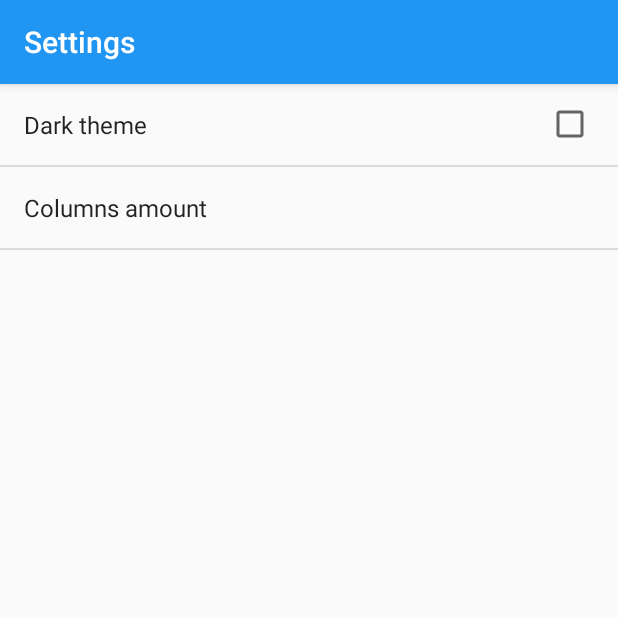
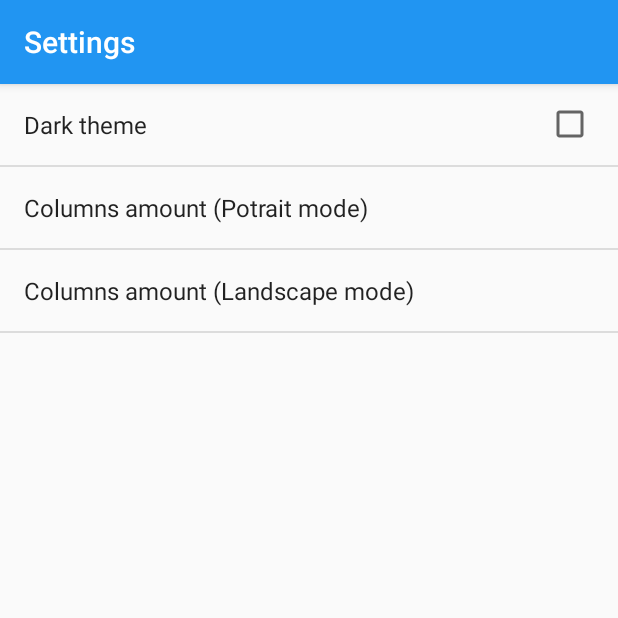
Before and after one commit to migdiluca/SmartHome, an Android app: the screen it shows after launch (SettingsActivity), in the options menu, after a tap on "Settings", on a phone screen of 412 x 824 dp, the top half of it. Run offline under Robolectric (Android 15) with nearby library versions, the phone set to English and light mode, and no system bars; our stand-ins replace Volley; libraries missing offline, so code that uses them is left out: android.support.v7; network calls fail.

Commit message:
Ahi va la cagada

```diff
--- a/app/src/main/AndroidManifest.xml
+++ b/app/src/main/AndroidManifest.xml
@@ -14,7 +14,6 @@
         android:theme="@style/AppThemeLight">
         <activity
             android:name=".Home"
-            android:configChanges="screenLayout|orientation|screenSize"
             android:label="@string/app_name">
             <intent-filter>
                 <action android:name="android.intent.action.MAIN" />
@@ -22,7 +21,10 @@
                 <category android:name="android.intent.category.LAUNCHER" />
             </intent-filter>
         </activity>
-        <activity android:name=".Devices" android:configChanges="screenLayout|orientation|screenSize"></activity>
+        <activity
+            android:name=".Devices"
+            android:configChanges="screenLayout|orientation|screenSize">
+        </activity>
 
         <activity
             android:name=".SettingsActivity"
--- a/app/src/main/java/com/smartdesigns/smarthomehci/Devices.java
+++ b/app/src/main/java/com/smartdesigns/smarthomehci/Devices.java
@@ -34,7 +34,7 @@ public class Devices extends AppCompatActivity {
     RadioButton down = (RadioButton) findViewById(R.id.DownBut);
 
 
-    Button lampColorPicker = (Button) findViewById(R.id.ColorPicker);
+    Button lampColorPicker = (Button) findViewById(R.id.ColorPickerView);
 
     @Override
     protected void onCreate(Bundle savedInstanceState) {
--- a/app/src/main/java/com/smartdesigns/smarthomehci/DevicesFragment.java
+++ b/app/src/main/java/com/smartdesigns/smarthomehci/DevicesFragment.java
@@ -3,6 +3,7 @@ package com.smartdesigns.smarthomehci;
 import android.annotation.SuppressLint;
 import android.content.Context;
 import android.content.SharedPreferences;
+import android.content.res.Configuration;
 import android.graphics.Color;
 import android.graphics.drawable.ColorDrawable;
 import android.net.Uri;
@@ -42,7 +43,7 @@ public class DevicesFragment extends Fragment {
 
     private Room room = null;
     private Routine routine = null;
-    Response.Listener<List<Device>> devicesList;
+    private List<Device> devicesList = new ArrayList<>();
 
     private OnFragmentInteractionListener mListener;
     RecyclerView devicesRecycler;
@@ -67,21 +68,20 @@ public class DevicesFragment extends Fragment {
         return fragment;
     }
 
-    private void addCards(Response.Listener<List<Device>> devicesList) {
+    private int getColumns() {
+        SharedPreferences preferences = PreferenceManager.getDefaultSharedPreferences(getContext());
+        if(getResources().getConfiguration().orientation == Configuration.ORIENTATION_PORTRAIT) {
+            RecyclerViewAdapter.setColumns(preferences.getString("columns_amount_potrait","2").charAt(0) - '0');
+        }
+        else {
+            RecyclerViewAdapter.setColumns(preferences.getString("columns_amount_landscape","5").charAt(0) - '0');
+        }
+        return RecyclerViewAdapter.getColumns();
+    }
 
-        List devicesListAux = new ArrayList();
-        devicesList.onResponse(devicesListAux);
-        devicesListAux.add(new Device("25", "ESTE ES UN DISPOSITIVO", Integer.toString(R.drawable.blind)));
-        devicesListAux.add(new Device("25", "ESTE ES UN DISPOSITIVO", Integer.toString(R.drawable.blind)));
-        devicesListAux.add(new Device("25", "ESTE ES UN DISPOSITIVO", Integer.toString(R.drawable.blind)));
-        devicesListAux.add(new Device("25", "ESTE ES UN DISPOSITIVO", Integer.toString(R.drawable.blind)));
-        devicesListAux.add(new Device("25", "ESTE ES UN DISPOSITIVO", Integer.toString(R.drawable.blind)));
-
-        RecyclerViewAdapter devicesRecyclerAdapter = new RecyclerViewAdapter(this.getContext(), devicesListAux);
-        SharedPreferences preferences = PreferenceManager.getDefaultSharedPreferences(getContext());
-        int columns = preferences.getString("columns_amount","2").charAt(0) - '0';
-        devicesRecyclerAdapter.setColumns(columns);
-        devicesRecycler.setLayoutManager(new GridLayoutManager(this.getContext(), columns));
+    private void addCards() {
+        RecyclerViewAdapter devicesRecyclerAdapter = new RecyclerViewAdapter(this.getContext(), devicesList);
+        devicesRecycler.setLayoutManager(new GridLayoutManager(this.getContext(), getColumns()));
         devicesRecycler.setAdapter(devicesRecyclerAdapter);
     }
 
@@ -103,6 +103,8 @@ public class DevicesFragment extends Fragment {
     public View onCreateView(LayoutInflater inflater, ViewGroup container, Bundle savedInstanceState) {
         View view = inflater.inflate(R.layout.fragment_devices, container, false);
         setBackgroundColor(view);
+
+        Home.getInstance().getSupportActionBar().setHomeButtonEnabled(true);
 
         if (room != null)
             getActivity().setTitle(room.getName());
@@ -127,18 +129,20 @@ public class DevicesFragment extends Fragment {
 
         Context appContext = getContext();
         ApiConnection api = ApiConnection.getInstance(appContext);
-        devicesList = new Response.Listener<List<Device>>() {
-            @Override
-            public void onResponse(List<Device> response) {
 
-            }
-        };
         if (Home.getInstance().getCurrentMode() == 0)
-            api.getRoomDevices(room, devicesList, null);
+            api.getRoomDevices(room, new Response.Listener<List<Device>>() {
+                @Override
+                public void onResponse(List<Device> response) {
+                    devicesList.removeAll(devicesList);
+                    devicesList.addAll(response);
+                    addCards();
+                }
+            }, null);
         else if (Home.getInstance().getCurrentMode() == 1) {
+        //getRoutineDevices();
         }
-        //getRoutineDevices();
-        addCards(devicesList);
+
         return view;
     }
 
@@ -193,7 +197,7 @@ public class DevicesFragment extends Fragment {
         else
             getActivity().setTitle(routine.getName());
         setBackgroundColor(getView());
-        addCards(devicesList);
+        addCards();
     }
 
 
--- a/app/src/main/java/com/smartdesigns/smarthomehci/Home.java
+++ b/app/src/main/java/com/smartdesigns/smarthomehci/Home.java
@@ -1,7 +1,10 @@
 package com.smartdesigns.smarthomehci;
 
+import android.app.Activity;
 import android.content.Intent;
+import android.content.res.Configuration;
 import android.graphics.Color;
+import android.graphics.drawable.Drawable;
 import android.net.Uri;
 import android.os.Bundle;
 import android.support.annotation.NonNull;
@@ -11,13 +14,19 @@ import android.support.design.widget.BottomNavigationView;
 import android.support.v4.app.Fragment;
 import android.support.v4.app.FragmentTransaction;
 import android.support.v7.app.AppCompatActivity;
+import android.support.v7.view.menu.MenuItemImpl;
 import android.support.v7.widget.SearchView;
 import android.util.Log;
+import android.view.ActionProvider;
+import android.view.ContextMenu;
 import android.view.Menu;
 import android.view.MenuItem;
+import android.view.SubMenu;
+import android.view.View;
 import android.widget.FrameLayout;
 
 import com.smartdesigns.smarthomehci.Utils.OnFragmentInteractionListener;
+import com.smartdesigns.smarthomehci.Utils.RecyclerViewAdapter;
 
 import java.util.Stack;
 
@@ -27,15 +36,14 @@ public class Home extends AppCompatActivity implements OnFragmentInteractionList
     private FrameLayout mMainFrame;
 
 
-    private Stack<Fragment> bottomStacks[] = new Stack[5];
+    private static Stack<Fragment> bottomStacks[] = new Stack[5];
 
-    private int currentMode = 0;
+    private static int currentMode = 0;
     static private Home homeInstance = null;
 
     public static Home getInstance() {
         return homeInstance;
     }
-
 
     private BottomNavigationView.OnNavigationItemSelectedListener mOnNavigationItemSelectedListener
             = new BottomNavigationView.OnNavigationItemSelectedListener() {
@@ -85,11 +93,12 @@ public class Home extends AppCompatActivity implements OnFragmentInteractionList
 
     @Override
     protected void onCreate(Bundle savedInstanceState) {
+
         super.onCreate(savedInstanceState);
         setContentView(R.layout.activity_home);
         if( getIntent().getBooleanExtra("Exit me", false)){
             finish();
-            return; // add this to prevent from doing unnecessary stuffs
+            return;
         }
         homeInstance = this;
 
@@ -103,12 +112,34 @@ public class Home extends AppCompatActivity implements OnFragmentInteractionList
         RoomFragment roomFragment = new RoomFragment();
         RoutinesFragment routinesFragment = new RoutinesFragment();
 
-        for(int i = 0; i<5; i++) {
-            bottomStacks[i] = new Stack<>();
+        if(getResources().getConfiguration().orientation == Configuration.ORIENTATION_PORTRAIT) {
+            RecyclerViewAdapter.setColumns(3);
+        }
+        else {
+            RecyclerViewAdapter.setColumns(5);
         }
 
-        bottomStacks[1].push(routinesFragment);
-        setFragment(roomFragment);
+
+        if(bottomStacks[0] == null){
+            for(int i = 0; i<5; i++) {
+                bottomStacks[i] = new Stack<>();
+            }
+        }
+
+        if(!bottomStacks[currentMode].empty()) {
+            setFragment(bottomStacks[currentMode].peek());
+            return;
+        }
+        else if(currentMode == 0) {
+            setFragment(roomFragment);
+            bottomStacks[1].push(routinesFragment);
+            return;
+        }
+        else if (currentMode == 1) {
+            setFragment(routinesFragment);
+            bottomStacks[0].push(roomFragment);
+            return;
+        }
 
     }
 
--- a/app/src/main/java/com/smartdesigns/smarthomehci/RoomFragment.java
+++ b/app/src/main/java/com/smartdesigns/smarthomehci/RoomFragment.java
@@ -3,6 +3,7 @@ package com.smartdesigns.smarthomehci;
 import android.annotation.SuppressLint;
 import android.content.Context;
 import android.content.SharedPreferences;
+import android.content.res.Configuration;
 import android.content.res.Resources;
 import android.graphics.Color;
 import android.graphics.drawable.ColorDrawable;
@@ -20,6 +21,7 @@ import android.view.ViewGroup;
 import android.widget.FrameLayout;
 
 import com.android.volley.Response;
+import com.android.volley.VolleyError;
 import com.smartdesigns.smarthomehci.Utils.OnFragmentInteractionListener;
 import com.smartdesigns.smarthomehci.Utils.RecyclerViewAdapter;
 import com.smartdesigns.smarthomehci.backend.Room;
@@ -27,6 +29,10 @@ import com.smartdesigns.smarthomehci.repository.ApiConnection;
 
 import java.util.ArrayList;
 import java.util.List;
+import java.util.concurrent.locks.Lock;
+import java.util.concurrent.locks.ReentrantLock;
+
+import static java.lang.Thread.sleep;
 
 
 /**
@@ -38,7 +44,7 @@ import java.util.List;
  */
 public class RoomFragment extends Fragment {
 
-    Response.Listener<List<Room>> roomList;
+    private static List<Room> roomList = new ArrayList<>();
     private static Room currentRoom;
 
     private OnFragmentInteractionListener mListener;
@@ -56,21 +62,27 @@ public class RoomFragment extends Fragment {
         currentRoom = routine;
     }
 
-    private void addCards(Response.Listener<List<Room>> roomList) {
+    private int getColumns() {
+        SharedPreferences preferences = PreferenceManager.getDefaultSharedPreferences(getContext());
+        if(getResources().getConfiguration().orientation == Configuration.ORIENTATION_PORTRAIT) {
+            RecyclerViewAdapter.setColumns(preferences.getString("columns_amount_potrait","2").charAt(0) - '0');
+        }
+        else {
+            RecyclerViewAdapter.setColumns(preferences.getString("columns_amount_landscape","5").charAt(0) - '0');
+        }
+        return RecyclerViewAdapter.getColumns();
+    }
 
-        List roomListAux = new ArrayList();
-        roomList.onResponse(roomListAux);
-        roomListAux.add(new Room("25", "ES UN TEST", "0"));
-        roomListAux.add(new Room("25", "ES UN TEST", "0"));
-        roomListAux.add(new Room("25", "ES UN TEST", "0"));
-        roomListAux.add(new Room("25", "ES UN TEST", "0"));
-        roomListAux.add(new Room("25", "ES UN TEST", "0"));
+    private void addCards() {
+        roomList.add(new Room("25", "ES UN TEST", "0"));
+        roomList.add(new Room("25", "ES UN TEST", "0"));
+        roomList.add(new Room("25", "ES UN TEST", "0"));
+        roomList.add(new Room("25", "ES UN TEST", "0"));
+        roomList.add(new Room("25", "ES UN TEST", "0"));
 
-        RecyclerViewAdapter roomRecyclerAdapter = new RecyclerViewAdapter(this.getContext(), roomListAux);
-        SharedPreferences preferences = PreferenceManager.getDefaultSharedPreferences(getContext());
-        int columns = preferences.getString("columns_amount","2").charAt(0) - '0';
-        roomRecyclerAdapter.setColumns(columns);
-        roomRecycler.setLayoutManager(new GridLayoutManager(this.getContext(), columns));
+
+        RecyclerViewAdapter roomRecyclerAdapter = new RecyclerViewAdapter(this.getContext(), roomList);
+        roomRecycler.setLayoutManager(new GridLayoutManager(this.getContext(), getColumns()));
         roomRecycler.setAdapter(roomRecyclerAdapter);
     }
 
@@ -91,6 +103,7 @@ public class RoomFragment extends Fragment {
     @Override
     public void onCreate(Bundle savedInstanceState) {
         super.onCreate(savedInstanceState);
+
     }
 
     @SuppressLint("ResourceAsColor")
@@ -99,20 +112,28 @@ public class RoomFragment extends Fragment {
 
         View view = inflater.inflate(R.layout.fragment_room, container, false);
 
+        roomRecycler = view.findViewById(R.id.room_recyclerview);
+        getActivity().setTitle(R.string.title_rooms);
+
+        ApiConnection api = ApiConnection.getInstance(getContext());
+        Response.Listener<List<Room>> response = new Response.Listener<List<Room>>() {
+            @Override
+            public void onResponse(List<Room> response) {
+                for(Room room: response) {
+                    if(!roomList.contains(room))
+                        roomList.add(room);
+                    addCards();
+                }
+            }
+        };
+        api.getRooms(response, new Response.ErrorListener() {
+            @Override
+            public void onErrorResponse(VolleyError error) {
+
+            }
+        });
         setBackgroundColor(view);
 
-        roomRecycler = view.findViewById(R.id.room_recyclerview);
-        getActivity().setTitle(R.string.title_rooms);
-        Context appContext = getContext();
-        ApiConnection api = ApiConnection.getInstance(appContext);
-        roomList = new Response.Listener<List<Room>>() {
-            @Override
-            public void onResponse(List<Room> response) {
-
-            }
-        };
-        api.getRooms(roomList, null);
-        addCards(roomList);
         return view;
     }
 
@@ -128,7 +149,7 @@ public class RoomFragment extends Fragment {
     public void onResume() {
         super.onResume();
         setBackgroundColor(getView());
-        addCards(roomList);
+        addCards();
     }
 
     private void setBackgroundColor(View view) {
--- a/app/src/main/java/com/smartdesigns/smarthomehci/SettingsActivity.java
+++ b/app/src/main/java/com/smartdesigns/smarthomehci/SettingsActivity.java
@@ -49,8 +49,6 @@ public class SettingsActivity extends AppCompatActivity {
 
     public static class MainSettingsFragment extends PreferenceFragment {
 
-        public final static String SETTINGS_FILE_NAME = "SETTINGS_PREFERENCES";
-
             @Override
             public void onCreate(Bundle savedInstanceState){
                 super.onCreate(savedInstanceState);
--- a/app/src/main/java/com/smartdesigns/smarthomehci/Utils/RecyclerViewAdapter.java
+++ b/app/src/main/java/com/smartdesigns/smarthomehci/Utils/RecyclerViewAdapter.java
@@ -6,13 +6,17 @@ import android.content.Context;
 import com.smartdesigns.smarthomehci.R;
 import com.smartdesigns.smarthomehci.backend.RecyclerInterface;
 
+import android.content.SharedPreferences;
+import android.content.res.Configuration;
 import android.graphics.Color;
 import android.graphics.drawable.GradientDrawable;
+import android.preference.PreferenceManager;
 import android.support.v4.content.ContextCompat;
 import android.support.v7.widget.CardView;
 import android.support.v7.widget.GridLayoutManager;
 import android.support.v7.widget.RecyclerView;
 import android.util.Log;
+import android.util.TypedValue;
 import android.view.Gravity;
 import android.view.LayoutInflater;
 import android.view.View;
@@ -43,18 +47,47 @@ public class RecyclerViewAdapter<T extends RecyclerInterface & Serializable> ext
         this.mData = mData;
     }
 
-    public int getColumns() {return columns;};
+    public static int getColumns() {return columns;};
 
-    public void setColumns(int columns){
-        if(columns <= 0 || columns > 5){
-            return;
-        }
-        this.columns = columns;
+    public static void setColumns(int columns){
+        RecyclerViewAdapter.columns = columns;
     }
 
     @Override
     public MyViewHolder onCreateViewHolder(ViewGroup parent, int viewType) {
 
+        addColors();
+
+        View view ;
+        LayoutInflater mInflater = LayoutInflater.from(mContext);
+        view = mInflater.inflate(R.layout.card_view_item,parent,false);
+        GridLayoutManager.LayoutParams lp = (GridLayoutManager.LayoutParams) view.getLayoutParams();
+
+        TextView tv = (TextView) view.findViewById(R.id.card_view_title);
+
+
+        CardView cardView = view.findViewById(R.id.card_view);
+        ViewGroup.MarginLayoutParams ml =  (ViewGroup.MarginLayoutParams) cardView.getLayoutParams();
+
+        lp.width = ((parent.getMeasuredWidth()) / columns) - ml.bottomMargin * 2;
+
+        tv.getLayoutParams().width = lp.width;
+        tv.getLayoutParams().height = lp.width* 25 / 100;
+        tv.setTextSize((float) (tv.getTextSize() / columns ));
+
+        lp.height = lp.width + tv.getLayoutParams().height;
+
+        ImageView iv = (ImageView) view.findViewById(R.id.card_view_img);
+        iv.getLayoutParams().height = (lp.width) * IMAGE_SIZE / 100;
+        iv.getLayoutParams().width = (lp.width) * IMAGE_SIZE/100;
+        iv.setPadding((lp.width * (100-IMAGE_SIZE)) / 100, 0,0,0);
+
+
+        view.setLayoutParams(lp);
+        return new MyViewHolder(view);
+    }
+
+    private void addColors() {
         if(colors.isEmpty()){
             colors.add(ContextCompat.getColor(mContext,R.color.amber));
             colors.add(ContextCompat.getColor(mContext,R.color.blue));
@@ -76,28 +109,6 @@ public class RecyclerViewAdapter<T extends RecyclerInterface & Serializable> ext
             colors.add(ContextCompat.getColor(mContext,R.color.red));
             colors.add(ContextCompat.getColor(mContext,R.color.teal));
         }
-
-        View view ;
-        LayoutInflater mInflater = LayoutInflater.from(mContext);
-        view = mInflater.inflate(R.layout.card_view_item,parent,false);
-        GridLayoutManager.LayoutParams lp = (GridLayoutManager.LayoutParams) view.getLayoutParams();
-
-        //Podria cambiar el valor de las columnas segun la pantalla aca
-
-        TextView tv = (TextView) view.findViewById(R.id.card_view_title);
-        lp.width = (parent.getMeasuredWidth() *95 /100) / columns;
-        lp.height = lp.width + tv.getLineHeight();
-        int textSize =  (int)(30  / (columns * 0.9));
-        tv.setTextSize(textSize);
-
-        ImageView iv = (ImageView) view.findViewById(R.id.card_view_img);
-        iv.getLayoutParams().height = (lp.width) * IMAGE_SIZE / 100;
-        iv.getLayoutParams().width = (lp.width) * IMAGE_SIZE/100;
-        iv.setPadding((lp.width * (100-IMAGE_SIZE)) / 100, 0,0,0);
-
-
-        view.setLayoutParams(lp);
-        return new MyViewHolder(view);
     }
 
 
@@ -105,7 +116,7 @@ public class RecyclerViewAdapter<T extends RecyclerInterface & Serializable> ext
     public void onBindViewHolder(MyViewHolder holder, final int position) {
 
         holder.title.setText(mData.get(position).getName());
-        holder.img_thumbnail.setImageResource(Integer.parseInt(mData.get(position).getMeta()));
+        //holder.img_thumbnail.setImageResource(Integer.parseInt(mData.get(position).getMeta()));
 
         if(mData.get(position).getBackground() == -1){
             mData.get(position).setBackground(colors.get(ThreadLocalRandom.current().nextInt(0,colors.size())));
--- a/app/src/main/java/com/smartdesigns/smarthomehci/repository/ApiConnection.java
+++ b/app/src/main/java/com/smartdesigns/smarthomehci/repository/ApiConnection.java
@@ -42,7 +42,7 @@ import java.util.UUID;
 public class ApiConnection {
 
     //private static final String apiUrl = "http://192.168.1.137:8080/api/";
-    private static final String apiUrl = "http://190.210.157.78:8080/";
+    private static final String apiUrl = "http://190.210.157.78:8080/api/";
 
 
     private static ApiConnection instance;
--- a/app/src/main/res/values/strings.xml
+++ b/app/src/main/res/values/strings.xml
@@ -56,19 +56,28 @@
 
     <string name="Alarm">Alarm</string>
 
-    <string name="ColumnsAmount">Columns amount</string>
+
+    <string name="devState"></string>
+    <string name="ColumnsAmountPotrait">Columns amount (Potrait mode)</string>
+    <string name="ColumnsAmountLandscape">Columns amount (Landscape mode)</string>
     <string name="title_activity_settings">Settings</string>
     <string name="pref_dark_theme">Dark theme</string>
 
     <!-- Strings related to Settings -->
 
 
-    <string-array name="columns_amount">
+    <string-array name="columns_amount_potrait">
         <item>1</item>
         <item>2</item>
         <item>3</item>
         <item>4</item>
+    </string-array>
+
+    <string-array name="columns_amount_landscape">
+        <item>3</item>
+        <item>4</item>
         <item>5</item>
+        <item>6</item>
     </string-array>
 
     <string-array name="ConvectionMode">
--- a/app/src/main/res/xml/preferences.xml
+++ b/app/src/main/res/xml/preferences.xml
@@ -8,8 +8,15 @@
         android:title="@string/pref_dark_theme" />
     <ListPreference
         android:defaultValue="2"
-        android:entries="@array/columns_amount"
-        android:entryValues="@array/columns_amount"
-        android:key="columns_amount"
-        android:title="@string/ColumnsAmount" />
+        android:entries="@array/columns_amount_potrait"
+        android:entryValues="@array/columns_amount_potrait"
+        android:key="columns_amount_potrait"
+        android:title="@string/ColumnsAmountPotrait" />
+
+    <ListPreference
+        android:defaultValue="5"
+        android:entries="@array/columns_amount_landscape"
+        android:entryValues="@array/columns_amount_landscape"
+        android:key="columns_amount_landscape"
+        android:title="@string/ColumnsAmountLandscape" />
 </PreferenceScreen>
```
Also changed, not shown: app/src/main/java/com/smartdesigns/smarthomehci/RoutinesFragment.java (+13 -4 lines), app/src/main/res/layout/card_view_item.xml (+20 -13 lines). Lines whose indentation alone changed are shown as unchanged.
